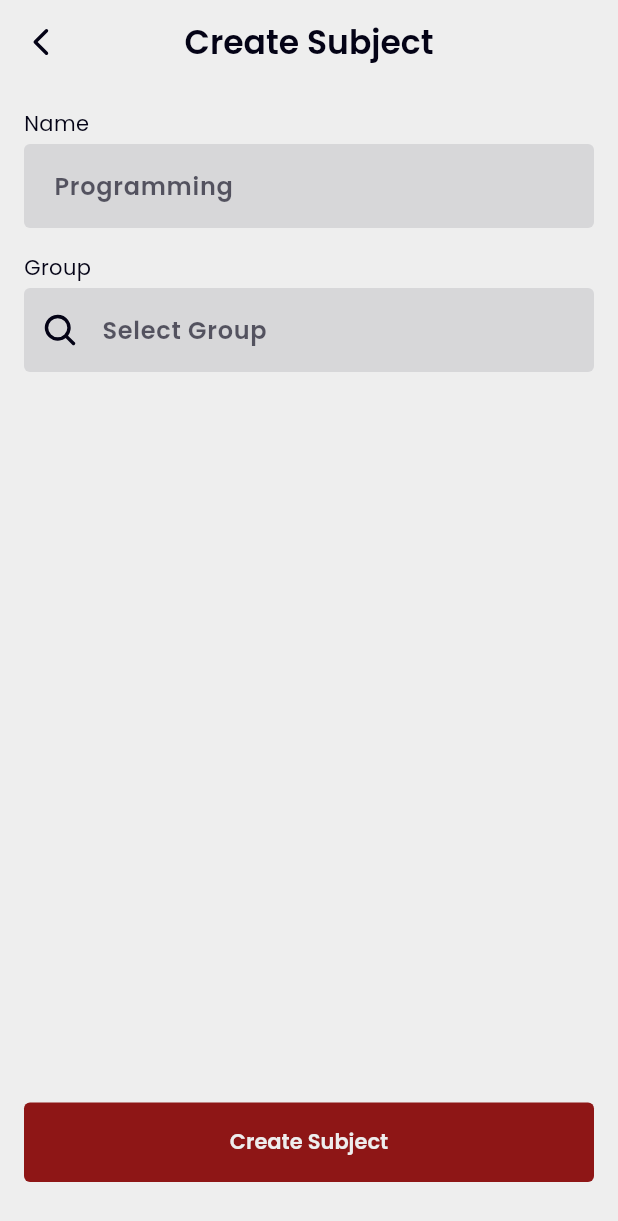
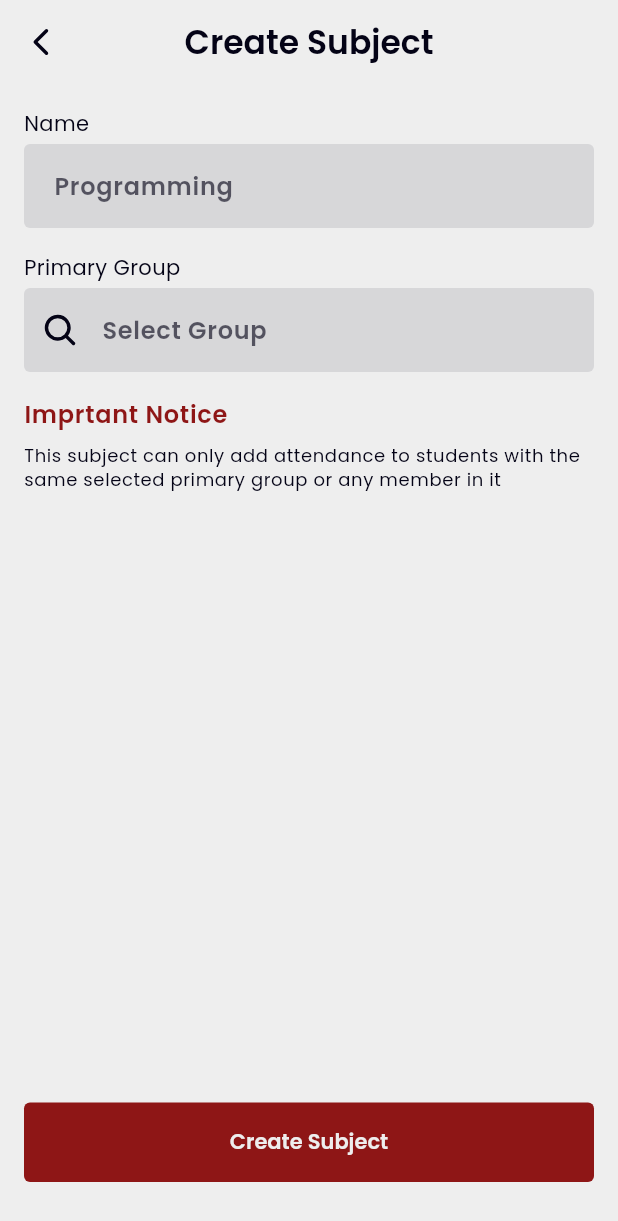
Before and after one commit to mahmoudmahm00d/attendance_tracker, a Flutter app: the CreateSubjectView screen opened by its route, on a phone screen of 412 x 824 dp. Shown: the top 1221 px of the screen. Run offline on Flutter 3.47's test engine with Material 3 defaults, Android fonts, the phone set to English and light mode, and no system bars; our stand-ins replace file_picker, flutter_svg, get, pdf, permission_handler, phosphor_flutter and 3 more; missing offline and left inert: excel, qr_code_scanner_plus, ulid; accounts and stored records are empty.

Commit message:
update: Improve create subject
- Fix select primary group bug
- Rename group to primary group

```diff
--- a/lib/app/modules/subjects/controllers/create_subject_controller.dart
+++ b/lib/app/modules/subjects/controllers/create_subject_controller.dart
@@ -12,6 +12,7 @@ class CreateSubjectController extends GetxController {
   Subject? subject = Get.arguments;
   bool get isEdit => subject != null;
 
+  SearchController searchController = SearchController();
   TextEditingController nameController = TextEditingController();
   String? groupId;
 
@@ -67,6 +68,7 @@ class CreateSubjectController extends GetxController {
   @override
   void onInit() {
     initialize();
+    searchController.text = subject?.group?.name.toString() ?? "";
     super.onInit();
   }
 
--- a/lib/app/modules/subjects/views/create_subject_view.dart
+++ b/lib/app/modules/subjects/views/create_subject_view.dart
@@ -44,15 +44,12 @@ class CreateSubjectView extends GetView<CreateSubjectController> {
                   const SizedBox(height: 16),
                   SearchAnchor(
                     isFullScreen: false,
+                    searchController: controller.searchController,
                     builder: (context, searchController) {
-                      if (controller.isEdit) {
-                        searchController.text =
-                            controller.subject!.group!.name.toString();
-                      }
                       return Column(
                         crossAxisAlignment: CrossAxisAlignment.start,
                         children: [
-                          const Text("Group"),
+                          const Text("Primary Group"),
                           const SizedBox(height: 4),
                           TextFormField(
                             controller: searchController,
@@ -102,6 +99,22 @@ class CreateSubjectView extends GetView<CreateSubjectController> {
                       });
                     },
                   ),
+                  const SizedBox(height: 16),
+                  Column(
+                    crossAxisAlignment: CrossAxisAlignment.start,
+                    children: [
+                      Text(
+                        "Imprtant Notice",
+                        style: context.textTheme.bodyLarge!
+                            .copyWith(color: context.theme.primaryColor),
+                      ),
+                      const SizedBox(height: 8),
+                      Text(
+                        "This subject can only add attendance to students with the same selected primary group or any member in it",
+                        style: context.textTheme.bodySmall,
+                      ),
+                    ],
+                  ),
                   const Spacer(),
                   Center(
                     child: SizedBox(
```
